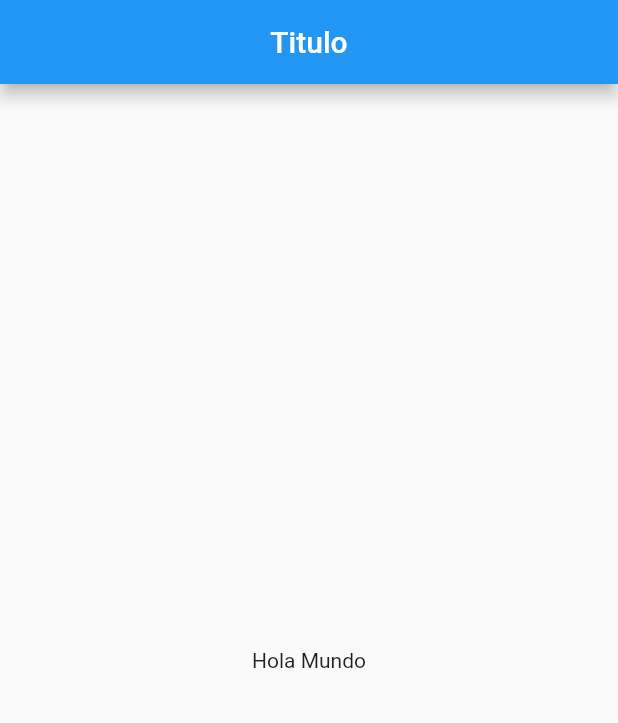
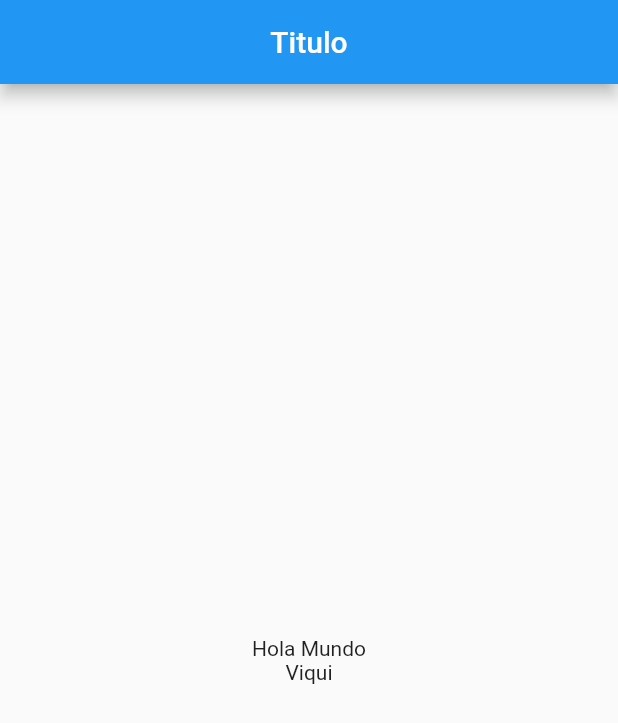
Before and after one commit to Viqui-Alaro/Aplicaci-nContador, a Flutter app: the screen it shows after launch, on a phone screen of 412 x 824 dp. Shown: the top 723 px of the screen. Run offline on Flutter 3.47's test engine with Material 2 defaults, Android fonts, the phone set to English and light mode, and no system bars; missing offline and left inert: dart:html.

Commit message:
agregación de colum

```diff
--- a/lib/src/pages/home_page.dart
+++ b/lib/src/pages/home_page.dart
@@ -18,7 +18,11 @@ class HomePage extends StatelessWidget{
 
       ),
       body: Center(
-        child: Text('Hola Mundo'),
+        child: Column(
+          mainAxisAlignment: MainAxisAlignment.center,
+          children: [Text('Hola Mundo'),
+          Text('Viqui')],
+        ),
       ),
     );
   }
```
